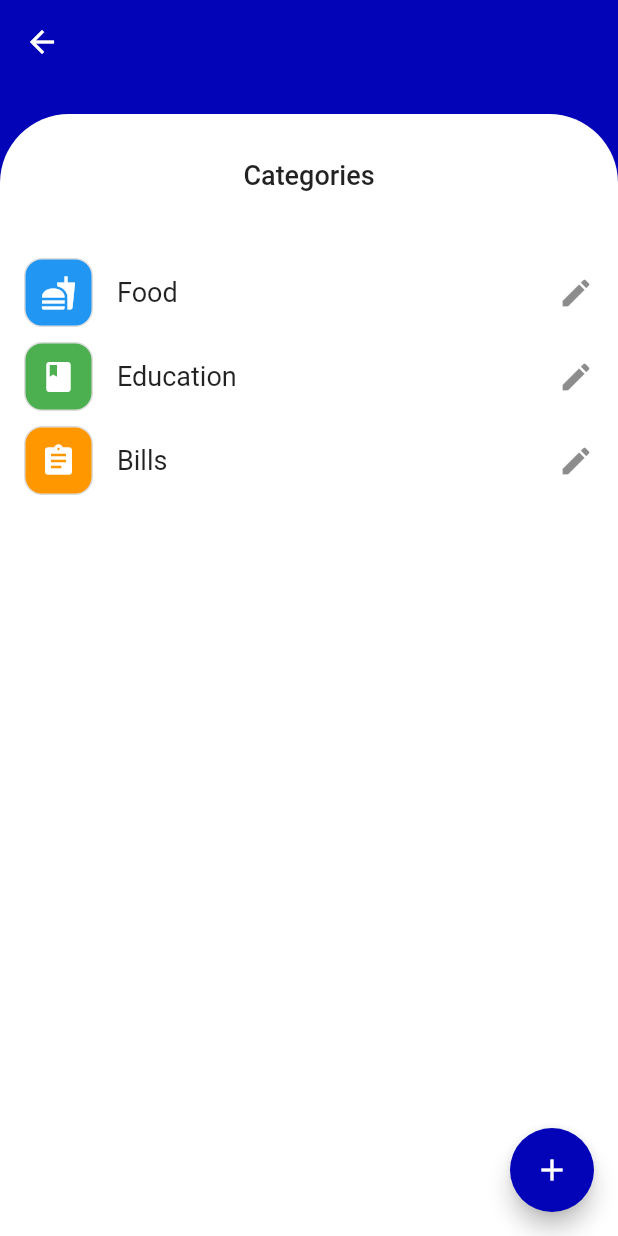
After one commit to sanchezalejandro86/money-tracker, a Flutter app: the ABMCategories screen opened directly, on a phone screen of 412 x 824 dp. The commit adds this screen. Run offline on Flutter 3.47's test engine with Material 2 defaults, Android fonts, the phone set to English and light mode, and no system bars; our stand-ins replace flutter_speed_dial.

Commit message:
[WIP] ABMs

```diff
--- /dev/null
+++ b/lib/screens/abm_categories.dart
@@ -0,0 +1,82 @@
+import 'package:flutter/material.dart';
+
+class ABMCategories extends StatelessWidget {
+  @override
+  Widget build(BuildContext context) {
+    return Scaffold(
+      appBar: AppBar(
+        elevation: 0,
+        backgroundColor: Color(0xFF0303B7),
+      ),
+      backgroundColor: Color(0xFF0303B7),
+      body: Container(
+          width: double.infinity,
+          margin: EdgeInsets.only(top:20),
+          decoration: BoxDecoration(
+            color: Colors.white,
+            borderRadius: BorderRadius.only(topLeft: Radius.circular(46), topRight: Radius.circular(46)),
+          ),
+          child: Column(
+              crossAxisAlignment: CrossAxisAlignment.center,
+              children: [
+                SizedBox(height: 30),
+                Text("Categories", style: TextStyle(fontWeight: FontWeight.w500, fontSize: 18),),
+                SizedBox(height: 40),
+                Expanded(
+                  child: ListView(
+                    children: [
+                      ListTile(
+                        leading: Container(
+                          padding: EdgeInsets.all(10),
+                          child: Icon(Icons.fastfood, color: Colors.white),
+                          decoration: BoxDecoration(
+                              color: Colors.blue,
+                              borderRadius: BorderRadius.all(Radius.circular(12)),
+                              border: Border.all(width: 1, color: Color(0xFFDDDDDD))
+                          ),
+                        ),
+                        title: Text("Food", style: TextStyle(fontSize: 18),),
+                        trailing: Icon(Icons.edit),
+                      ),
+                      ListTile(
+                        leading: Container(
+                          padding: EdgeInsets.all(10),
+                          child: Icon(Icons.book, color: Colors.white),
+                          decoration: BoxDecoration(
+                              color: Colors.green,
+                              borderRadius: BorderRadius.all(Radius.circular(12)),
+                              border: Border.all(width: 1, color: Color(0xFFDDDDDD))
+                          ),
+                        ),
+                        title: Text("Education", style: TextStyle(fontSize: 18),),
+                        trailing: Icon(Icons.edit),
+                      ),
+                      ListTile(
+                        leading: Container(
+                          padding: EdgeInsets.all(10),
+                          child: Icon(Icons.assignment, color: Colors.white),
+                          decoration: BoxDecoration(
+                              color: Colors.orange,
+                              borderRadius: BorderRadius.all(Radius.circular(12)),
+                              border: Border.all(width: 1, color: Color(0xFFDDDDDD))
+                          ),
+                        ),
+                        title: Text("Bills", style: TextStyle(fontSize: 18),),
+                        trailing: Icon(Icons.edit),
+                      ),
+                    ],
+                  ),
+                )
+              ]
+          )
+      ),
+      floatingActionButton: FloatingActionButton(
+        backgroundColor: Color(0xFF0303B7),
+        child: Icon(Icons.add, color: Colors.white),
+        onPressed: (){
+
+        },
+      ),
+    );
+  }
+}
--- a/lib/screens/home_screen.dart
+++ b/lib/screens/home_screen.dart
@@ -1,9 +1,12 @@
+import 'package:financeapp/screens/abm_categories.dart';
 import 'package:financeapp/screens/add_expense_screen.dart';
 import 'package:financeapp/screens/transactions_screen.dart';
 import 'package:financeapp/widgets/credit_card.dart';
 import 'package:financeapp/widgets/transaction_tile.dart';
 import 'package:flutter/material.dart';
 import 'package:flutter_speed_dial/flutter_speed_dial.dart';
+
+import 'abm_accounts.dart';
 
 class HomeScreen extends StatefulWidget {
   HomeScreen({Key key}) : super(key: key);
@@ -161,6 +164,7 @@ class _HomeScreenState extends State<HomeScreen> {
                 leading: Icon(Icons.account_balance),
                 title: Text('Accounts', style: TextStyle(fontSize: 20),),
                 onTap: () {
+                  Navigator.push(context, MaterialPageRoute(builder: (context) => ABMAccounts()));
                 },
               ),
               ListTile(
@@ -173,6 +177,7 @@ class _HomeScreenState extends State<HomeScreen> {
                 leading: Icon(Icons.bookmark),
                 title: Text('Categories', style: TextStyle(fontSize: 20),),
                 onTap: () {
+                  Navigator.push(context, MaterialPageRoute(builder: (context) => ABMCategories()));
                 },
               ),
               ListTile(
```
Also changed, not shown: lib/screens/abm_accounts.dart (added, +57 -0 lines).
